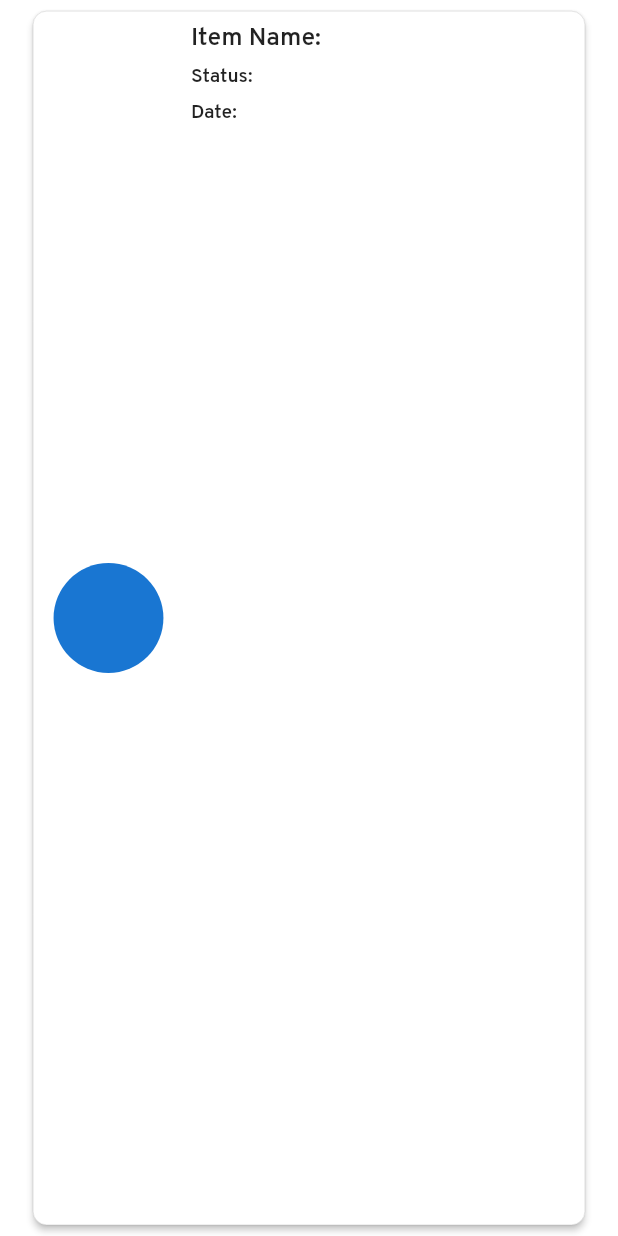
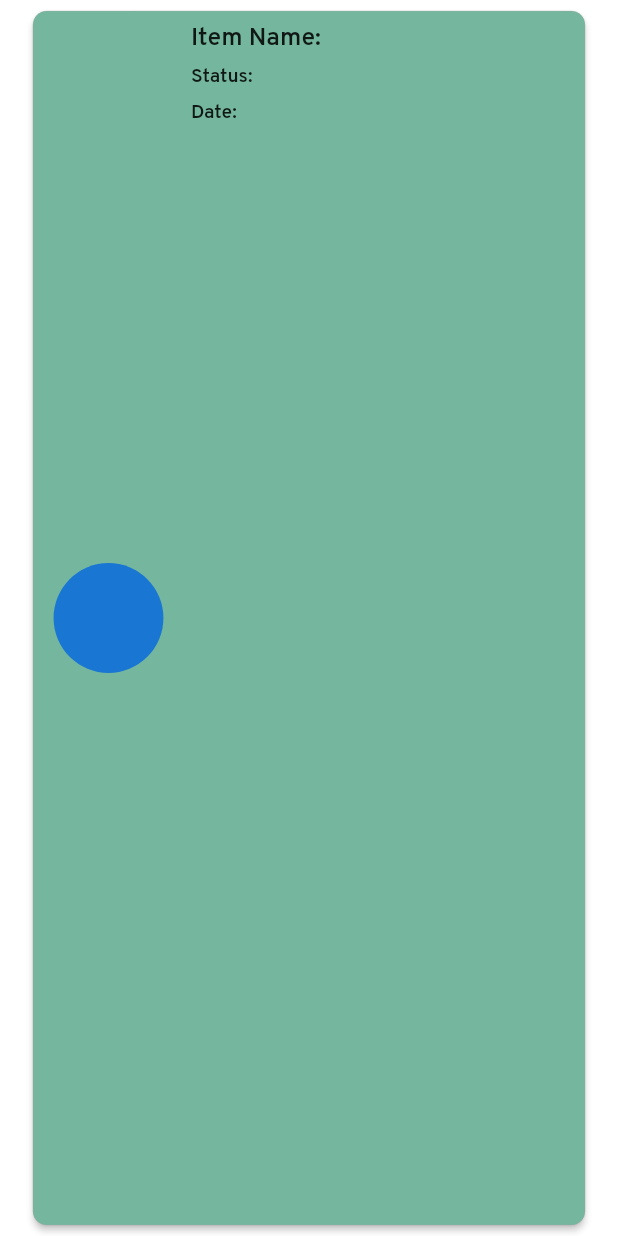
Before and after one commit to tejastamkar/freemorsel, a Flutter app: the FoodCard widget shown alone on an empty page, opened directly with empty values, on a phone screen of 412 x 824 dp. Run offline on Flutter 3.47's test engine with Material 2 defaults, Android fonts, the phone set to English and light mode, and no system bars; our stand-ins replace animated_splash_screen, cached_network_image, carousel_indicator, carousel_slider, cloud_firestore, firebase_auth and 20 more; accounts and stored records are empty; project files that could hold a hidden picture were left out.

Commit message:
custom color for mydonations

```diff
--- a/lib/widgets/cards/foodcard.dart
+++ b/lib/widgets/cards/foodcard.dart
@@ -22,6 +22,21 @@ class FoodCard extends StatefulWidget {
 }
 
 class _FoodCardState extends State<FoodCard> {
+  Color cardColor = primary2Color;
+
+  @override
+  void initState() {
+    switch (widget.status) {
+      case "Active":
+        cardColor = primary3Color;
+        break;
+      case "pending":
+        cardColor = Colors.red.shade300;
+        break;
+    }
+    super.initState();
+  }
+
   @override
   Widget build(BuildContext context) {
     double width = MediaQuery.of(context).size.width;
@@ -40,6 +55,7 @@ class _FoodCardState extends State<FoodCard> {
         },
         child: Card(
           elevation: 2,
+          color: cardColor,
           shape: RoundedRectangleBorder(
               borderRadius: BorderRadius.circular(10),
               side: const BorderSide(width: 0.2, color: Colors.grey)),
```
